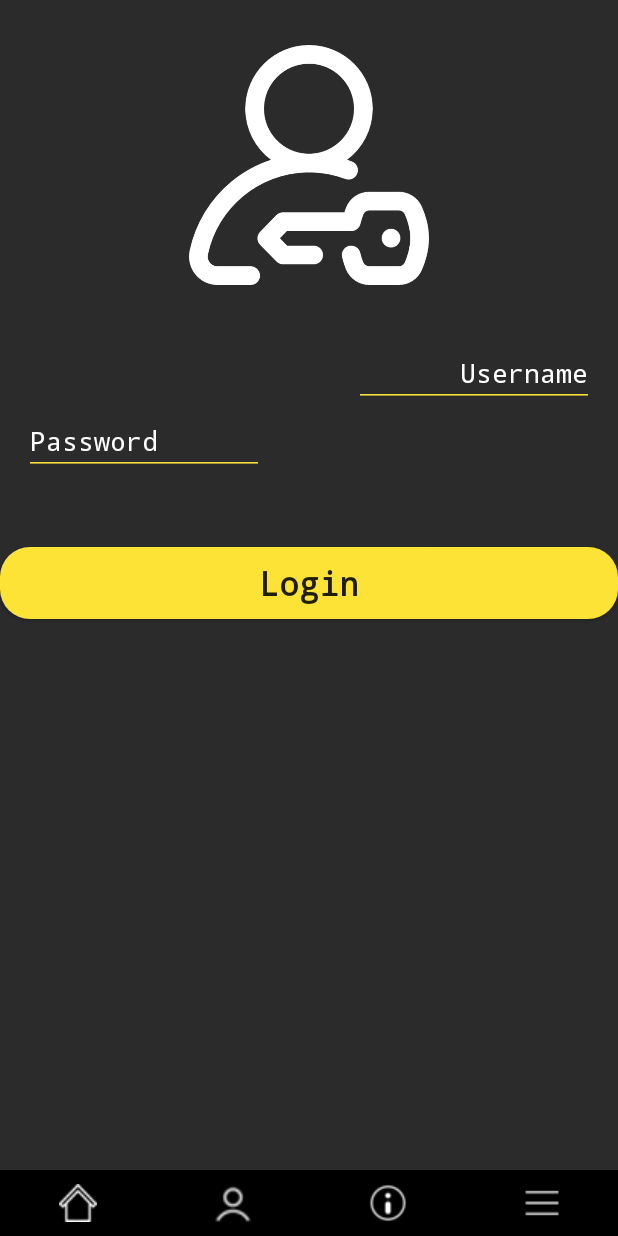
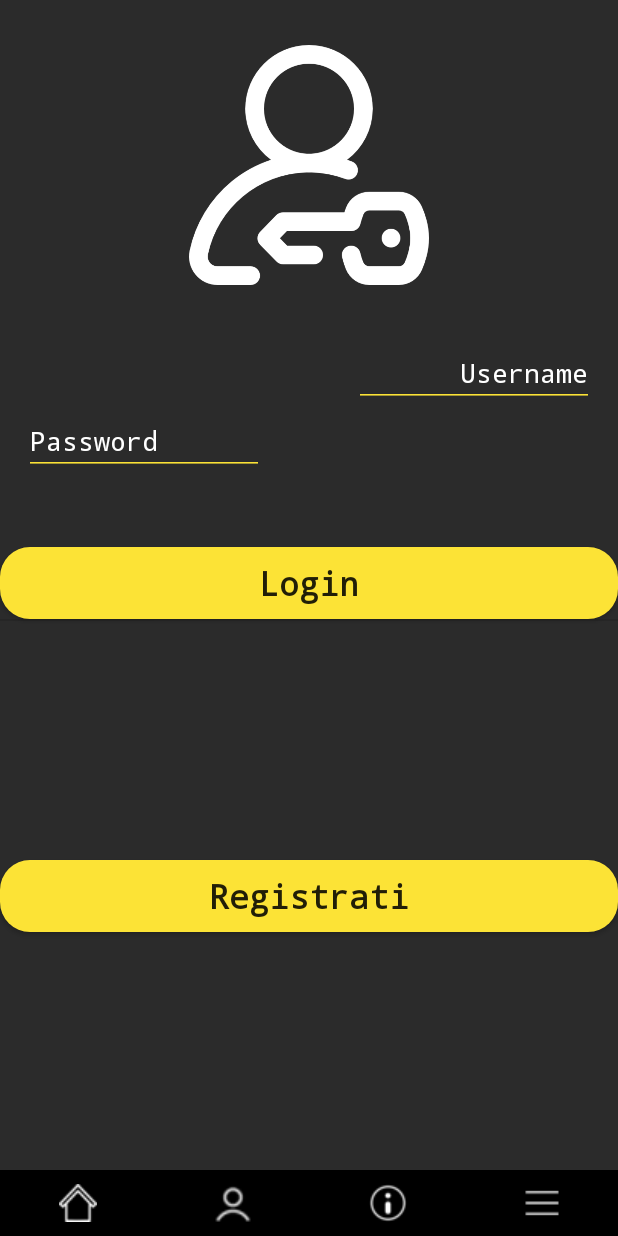
Before and after one commit to josy11unipa/Biblioteca, an Android app: the fragment Login_Fragment placed in its activity, on a phone screen of 412 x 824 dp. Run offline under Robolectric (Android 15) with nearby library versions, the phone set to English and light mode, and no system bars; Roboto replaces fonts that are not available here; 1 statement that could not run was skipped.

Commit message:
Merge remote-tracking branch 'github/master'

```diff
--- a/app/src/main/res/layout/login_layout.xml
+++ b/app/src/main/res/layout/login_layout.xml
@@ -96,6 +96,27 @@
             android:textStyle="bold"
             app:layout_constraintTop_toBottomOf="@+id/divider4"
             tools:layout_editor_absoluteX="0dp" />
+
+        <View
+            android:id="@+id/divider5"
+            android:layout_width="match_parent"
+            android:layout_height="1dp"
+            android:background="?android:attr/listDivider"
+            app:layout_constraintTop_toBottomOf="@+id/button2" />
+
+        <Button
+            android:id="@+id/button4"
+            android:layout_width="match_parent"
+            android:layout_height="wrap_content"
+            android:background="@drawable/green_button"
+            android:fontFamily="monospace"
+            android:text="Registrati"
+            android:textAlignment="center"
+            android:textAppearance="@style/TextAppearance.AppCompat.Large"
+            android:textStyle="bold"
+            app:layout_constraintBottom_toBottomOf="parent"
+            app:layout_constraintTop_toBottomOf="@+id/divider5"
+            tools:layout_editor_absoluteX="0dp" />
     </androidx.constraintlayout.widget.ConstraintLayout>
 
 </FrameLayout>
```
Also changed, not shown: app/src/main/res/layout/card_view_tabella.xml (added, +76 -0 lines), app/src/main/res/layout/menu_layout.xml (+6 -6 lines).
